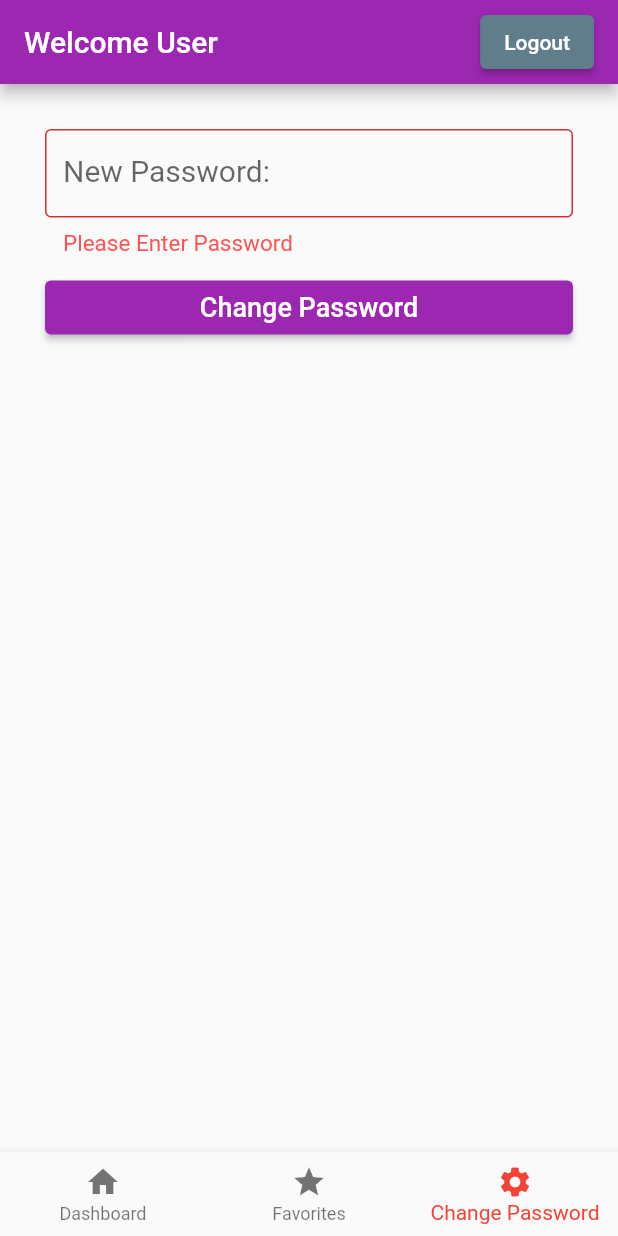
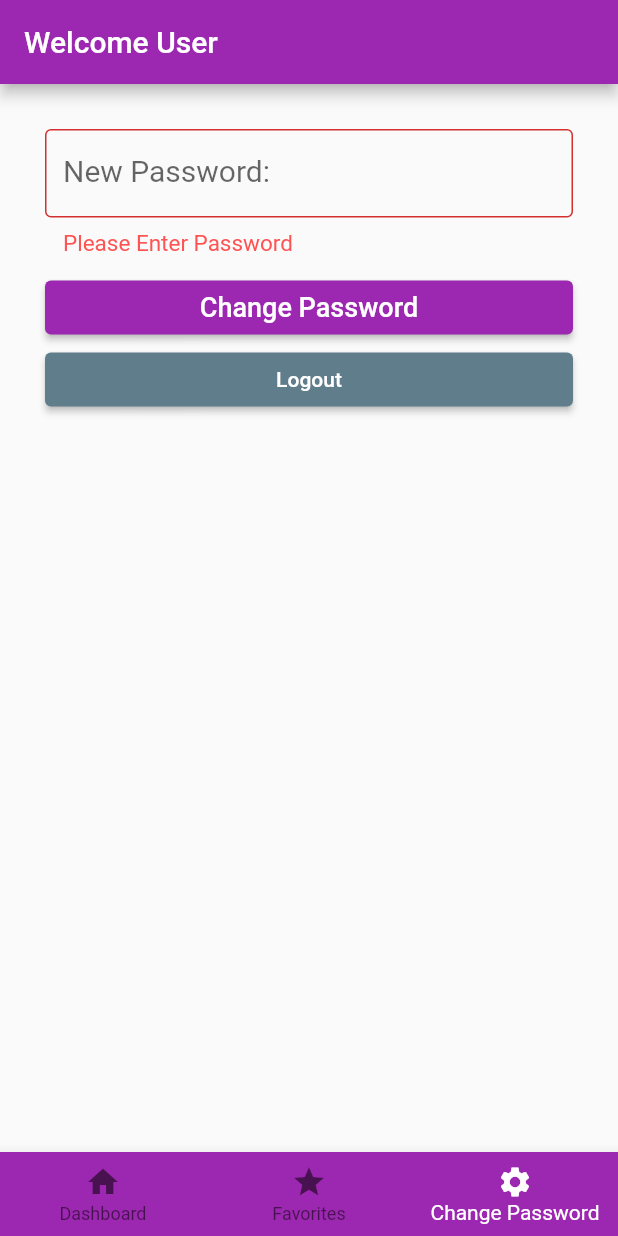
Before and after one commit to RafayDev/trek_xplorer, a Flutter app: the UserMain screen opened directly, item 3 of the bottom bar chosen, after a tap on "Change Password", on a phone screen of 412 x 824 dp. Run offline on Flutter 3.47's test engine with Material 2 defaults, Android fonts, the phone set to English and light mode, and no system bars; our stand-ins replace cloud_firestore, firebase_auth, firebase_core, firebase_storage, font_awesome_flutter, image_picker; accounts and stored records are empty.

Commit message:
User main Setting

```diff
--- a/lib/pages/user/change_password.dart
+++ b/lib/pages/user/change_password.dart
@@ -90,6 +90,19 @@ class _ChangePasswordState extends State<ChangePassword> {
                 style: TextStyle(fontSize: 18.0),
               ),
             ),
+            ElevatedButton(
+              onPressed: () async => {
+                await FirebaseAuth.instance.signOut(),
+                Navigator.pushAndRemoveUntil(
+                    context,
+                    MaterialPageRoute(
+                      builder: (context) => Login(),
+                    ),
+                    (route) => false)
+              },
+              child: Text('Logout'),
+              style: ElevatedButton.styleFrom(primary: Colors.blueGrey),
+            )
           ],
         ),
       ),
--- a/lib/pages/user/user_main.dart
+++ b/lib/pages/user/user_main.dart
@@ -34,19 +34,6 @@ class _UserMainState extends State<UserMain> {
           mainAxisAlignment: MainAxisAlignment.spaceBetween,
           children: [
             Text("Welcome User"),
-            ElevatedButton(
-              onPressed: () async => {
-                await FirebaseAuth.instance.signOut(),
-                Navigator.pushAndRemoveUntil(
-                    context,
-                    MaterialPageRoute(
-                      builder: (context) => Login(),
-                    ),
-                    (route) => false)
-              },
-              child: Text('Logout'),
-              style: ElevatedButton.styleFrom(primary: Colors.blueGrey),
-            )
           ],
         ),
       ),
@@ -55,20 +42,24 @@ class _UserMainState extends State<UserMain> {
         items: const <BottomNavigationBarItem>[
           BottomNavigationBarItem(
             icon: Icon(Icons.home),
+            backgroundColor: Colors.purple,
             label: 'Dashboard',
           ),
           BottomNavigationBarItem(
             icon: Icon(Icons.star),
+            backgroundColor: Colors.purple,
             label: 'Favorites',
           ),
           BottomNavigationBarItem(
             icon: Icon(Icons.settings),
+            backgroundColor: Colors.purple,
             label: 'Change Password',
           ),
         ],
         currentIndex: _selectedIndex,
-        selectedItemColor: Colors.red,
+        selectedItemColor: Colors.white,
         onTap: _onItemTapped,
+        backgroundColor: Colors.purple,
       ),
     );
   }
```
